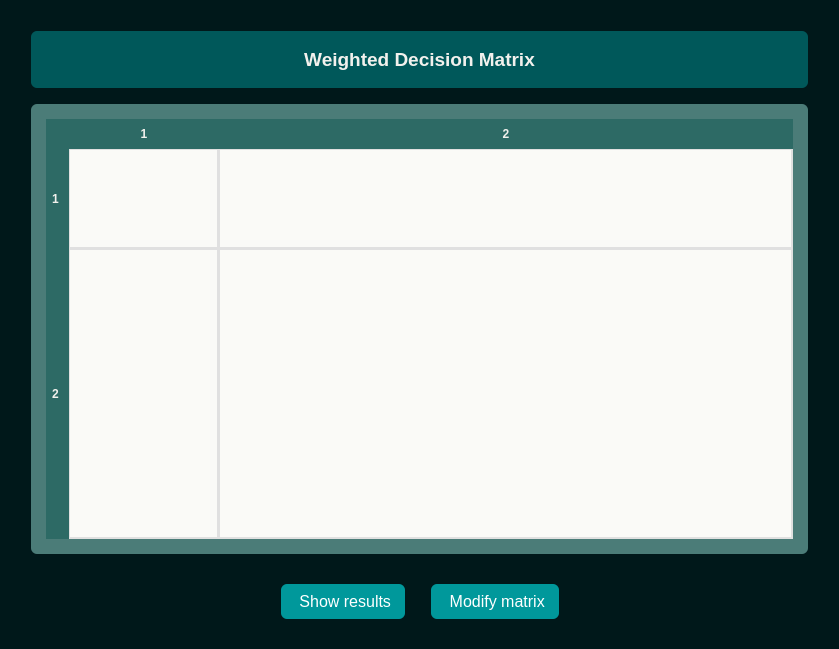
First picture: the form in src/ui/matrix.ui, repository ivanadelcarmen/weighted-decision-matrix, before the edit.
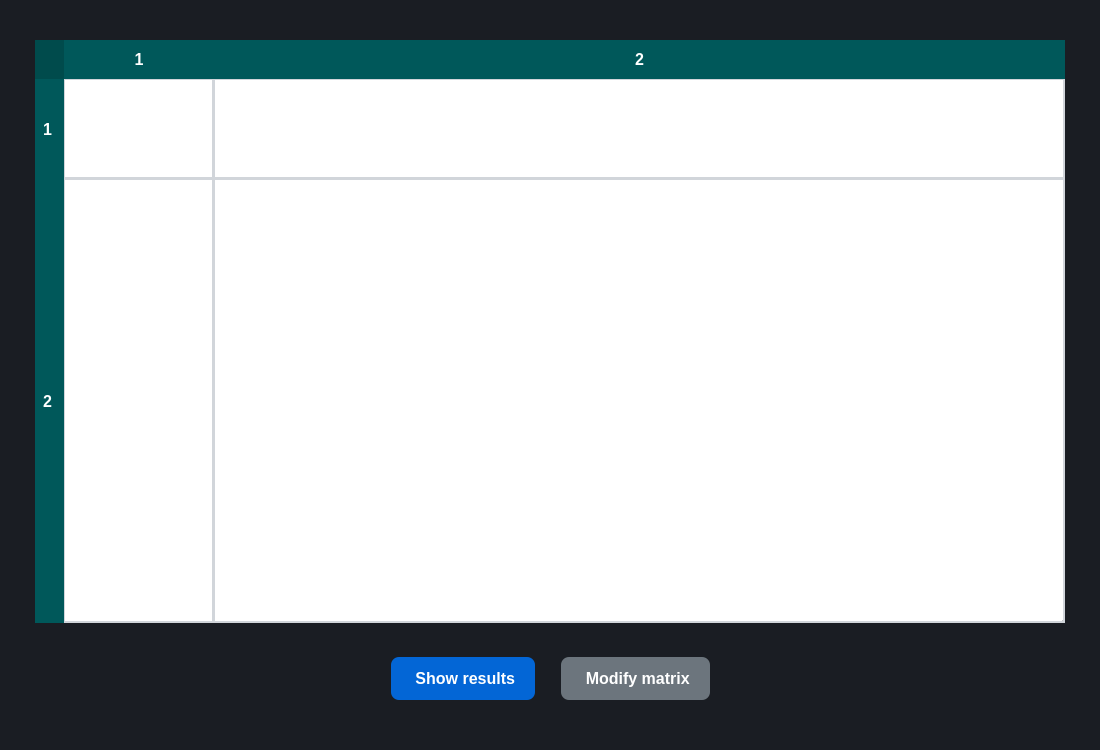
Second picture: the form after the edit. Icons and pictures are not drawn.

```diff
--- a/src/ui/matrix.ui
+++ b/src/ui/matrix.ui
@@ -6,8 +6,8 @@
    <rect>
     <x>0</x>
     <y>0</y>
-    <width>839</width>
-    <height>649</height>
+    <width>1100</width>
+    <height>750</height>
    </rect>
   </property>
   <property name="windowTitle">
@@ -18,7 +18,7 @@
    Global settings
    ========================= */
 #form {
-    background-color: #00181a;
+    background-color: #1a1d23;
 	font-family: Segoe UI Semibold;
 }
 
@@ -26,66 +26,42 @@
    Frames
    ========================= */
 QFrame {
-    border-radius: 6px;
+    border-radius: 8px;
     border: none;
 }
 
-#titleFrame,
-#matrixFrame,
-#btnsFrame {
-	margin: 0 20 0 20;
-}
-
-#titleFrame {
-    background-color: #00585a;
-    padding: 8px;
-	margin-top: 20;
-	margin-bottom: 10
-}
-
 #matrixFrame {
-    background-color: #4b7c78;
-    padding: 6px;
+	margin: 20 15 0 15
 }
 
 #btnsFrame {
     background-color: transparent;
-	margin-top: 10;
-	margin-bottom: 10
-}
-
-/* =========================
-   Title
-   ========================= */
-#matrixTitle {
-    font-size: 14pt;
-    font-weight: 600;
-    color: #F2F1ED;
+	margin: 5 15 30 15;
 }
 
 /* =========================
    Table settings
    ========================= */
 QTableWidget {
-    background-color: #FAFAF7;
-    color: #2A3133;
+    background-color: #ffffff;
+    color: #24292e;
 	border: none;
-	selection-background-color: #eef2f3;
-	selection-color: #ffffff;
-	gridline-color: #E0E0E0;
-	font-size: 14pt;
+	selection-background-color: #d4e8ff;
+	selection-color: #24292e;
+	gridline-color: #d1d5da;
+	font-size: 13pt;
 }
 
 QTableWidget::item {
-    border: 1px solid #E0E0E0;
+    border: 1px solid #d1d5da;
     padding: 0px;
     margin: 0px;
 }
 
 QTableWidget::item:selected {
-	background-color: #eef2f3;
-	color: #2A3133;
-	border: 1px solid #4e8fa6;
+	background-color: #d4e8ff;
+	color: #24292e;
+	border: 1px solid #00989b;
 }
 
 QTableWidget::item:focus {
@@ -97,39 +73,42 @@
 
 /* Fix for the editor widget that appears on double-click */
 QTableWidget QLineEdit {
-	border: 2px solid #3c7285;
-	background-color: #eef2f3;
-	color: #2A3133;
+	border: 2px solid #00989b;
+	background-color: #ffffff;
+	color: #24292e;
 	padding: 2px;
 	margin: -1px;
-	font-size: 14pt;
-	selection-background-color: #7dd3c0;
+	font-size: 13pt;
+	selection-background-color: #4a9eff;
 	selection-color: #ffffff;
 }
 
 QTableCornerButton::section {
-    background-color: #2d6a65;
-	border: none
+    background-color: #004b4c;
+	border: none;
 }
 
 QHeaderView::section {
-    background-color: #2d6a65;
-    color: #F2F1ED;
-    padding: 6px;
+    background-color: #00585a;
+    color: #ffffff;
+    padding: 8px;
     border: none;
-    font-weight: 600
+    font-weight: 600;
+    font-size: 12pt;
 }
 
 /* =========================
    Buttons
    ========================= */
 QPushButton {
-    background-color: #00989b;
+    background-color: #0366d6;
     color: #ffffff;
-    border-radius: 6px;
-    padding: 8px 14px;
+    border: none;
+    border-radius: 8px;
+    padding: 12px 20px;
 	margin: 5 10 0 10;
 	font-size: 12pt;
+    font-weight: 600;
 }
 
 QPushButton:hover {
@@ -141,41 +120,55 @@
 }
 
 QPushButton:disabled {
-    background-color: #3d8d8e;
-    color: #7fb3b5;
+    background-color: #6c757d;
+    color: #adb5bd;
+}
+
+#modifyBtn {
+    background-color: #6c757d;
+}
+
+#modifyBtn:hover {
+    background-color: #5a6268;
+}
+
+#modifyBtn:pressed {
+    background-color: #545b62;
+}
+
+/* =========================
+   Scrollbar
+   ========================= */
+QScrollBar:vertical {
+    border: none;
+    background: #d1d5da;
+    width: 10px;
+    border-radius: 5px;
+    margin: 0px;
+}
+
+QScrollBar::handle:vertical {
+    background: #959da5;
+    border-radius: 5px;
+    min-height: 20px;
+}
+
+QScrollBar::handle:vertical:hover {
+    background: #6a737d;
+}
+
+QScrollBar::add-line:vertical, QScrollBar::sub-line:vertical {
+    height: 0px;
+    border: none;
+    background: none;
+}
+
+QScrollBar::add-page:vertical, QScrollBar::sub-page:vertical {
+    background: none;
 }
 </string>
   </property>
   <layout class="QVBoxLayout" name="verticalLayout_3">
-   <item>
-    <widget class="QFrame" name="titleFrame">
-     <property name="frameShape">
-      <enum>QFrame::StyledPanel</enum>
-     </property>
-     <property name="frameShadow">
-      <enum>QFrame::Raised</enum>
-     </property>
-     <layout class="QVBoxLayout" name="verticalLayout_2">
-      <item>
-       <widget class="QLabel" name="matrixTitle">
-        <property name="font">
-         <font>
-          <pointsize>14</pointsize>
-          <weight>75</weight>
-          <bold>true</bold>
-         </font>
-        </property>
-        <property name="text">
-         <string>Weighted Decision Matrix</string>
-        </property>
-        <property name="alignment">
-         <set>Qt::AlignCenter</set>
-        </property>
-       </widget>
-      </item>
-     </layout>
-    </widget>
-   </item>
    <item>
     <widget class="QFrame" name="matrixFrame">
      <property name="frameShape">
```
Left out of the diff: 10 changed lines with no effect on the pictures.
